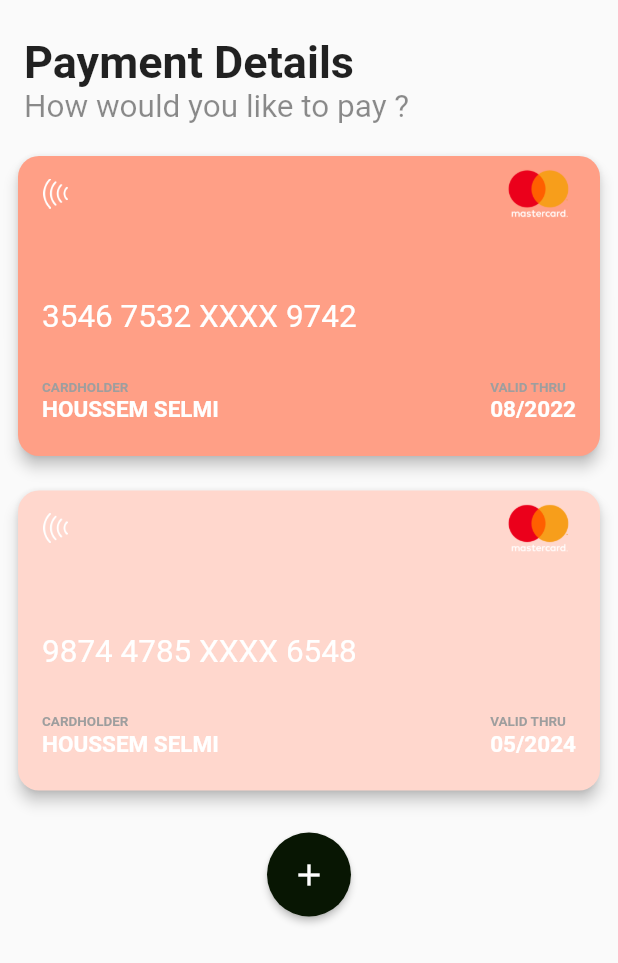
After one commit to Akib7/finance-mobile-app, a Flutter app: the CreditCardPageWithCreditCard screen opened directly, on a phone screen of 412 x 824 dp. The commit adds this screen. Shown: the top 963 px of the screen. Run offline on Flutter 3.47's test engine with Material 2 defaults, Android fonts, the phone set to English and light mode, and no system bars; our stand-ins replace cloud_firestore, firebase_auth, firebase_core, get, image_picker, persistent_bottom_nav_bar; accounts and stored records are empty; network calls fail; Roboto replaces fonts that are missing (CourrierPrime).

Commit message:
added the master card

```diff
--- /dev/null
+++ b/lib/screens/credit_card_page_with_creditcard.dart
@@ -0,0 +1,14 @@
+import 'package:flutter/material.dart';
+
+import '../widgets/credit_card_page.dart';
+
+class CreditCardPageWithCreditCard extends StatelessWidget {
+  const CreditCardPageWithCreditCard({Key? key}) : super(key: key);
+
+  @override
+  Widget build(BuildContext context) {
+    return Scaffold(
+      body: CreditCardsPage(),
+    );
+  }
+}
--- /dev/null
+++ b/lib/widgets/credit_card_page.dart
@@ -0,0 +1,169 @@
+import 'package:finance_mobile_app/widgets/constants.dart';
+import 'package:flutter/material.dart';
+
+class CreditCardsPage extends StatelessWidget {
+  const CreditCardsPage({Key? key}) : super(key: key);
+
+  @override
+  Widget build(BuildContext context) {
+    return ListView(
+      children: [
+        Container(
+          padding: const EdgeInsets.all(8.0),
+          child: Column(
+            crossAxisAlignment: CrossAxisAlignment.start,
+            children: <Widget>[
+              _buildTitleSection(
+                  title: "Payment Details",
+                  subTitle: "How would you like to pay ?"),
+              _buildCreditCard(
+                  color: login_color,
+                  cardExpiration: "08/2022",
+                  cardHolder: "HOUSSEM SELMI",
+                  cardNumber: "3546 7532 XXXX 9742"),
+              SizedBox(
+                height: 15,
+              ),
+              _buildCreditCard(
+                  color: signup_color,
+                  cardExpiration: "05/2024",
+                  cardHolder: "HOUSSEM SELMI",
+                  cardNumber: "9874 4785 XXXX 6548"),
+              _buildAddCardButton(
+                icon: const Icon(Icons.add),
+                color: const Color(0xFF081603),
+              )
+            ],
+          ),
+        ),
+      ],
+    );
+  }
+
+  // Build the title section
+  Column _buildTitleSection({@required title, @required subTitle}) {
+    return Column(
+      crossAxisAlignment: CrossAxisAlignment.start,
+      children: <Widget>[
+        Padding(
+          padding: const EdgeInsets.only(left: 8.0, top: 16.0),
+          child: Text(
+            '$title',
+            style: const TextStyle(fontSize: 30, fontWeight: FontWeight.bold),
+          ),
+        ),
+        Padding(
+          padding: const EdgeInsets.only(left: 8.0, bottom: 16.0),
+          child: Text(
+            '$subTitle',
+            style: const TextStyle(fontSize: 21, color: Colors.black45),
+          ),
+        )
+      ],
+    );
+  }
+
+  // Build the credit card widget
+  Card _buildCreditCard(
+      {required Color color,
+      required String cardNumber,
+      required String cardHolder,
+      required String cardExpiration}) {
+    return Card(
+      elevation: 4.0,
+      color: color,
+      shape: RoundedRectangleBorder(
+        borderRadius: BorderRadius.circular(14),
+      ),
+      child: Container(
+        height: 200,
+        padding: const EdgeInsets.only(left: 16.0, right: 16.0, bottom: 22.0),
+        child: Column(
+          crossAxisAlignment: CrossAxisAlignment.start,
+          mainAxisAlignment: MainAxisAlignment.spaceBetween,
+          children: <Widget>[
+            _buildLogosBlock(),
+            Padding(
+              padding: const EdgeInsets.only(top: 16.0),
+              child: Text(
+                cardNumber,
+                style: const TextStyle(
+                    color: Colors.white,
+                    fontSize: 21,
+                    fontFamily: 'CourrierPrime'),
+              ),
+            ),
+            Row(
+              mainAxisAlignment: MainAxisAlignment.spaceBetween,
+              children: <Widget>[
+                _buildDetailsBlock(
+                  label: 'CARDHOLDER',
+                  value: cardHolder,
+                ),
+                _buildDetailsBlock(label: 'VALID THRU', value: cardExpiration),
+              ],
+            ),
+          ],
+        ),
+      ),
+    );
+  }
+
+  // Build the top row containing logos
+  Row _buildLogosBlock() {
+    return Row(
+      mainAxisAlignment: MainAxisAlignment.spaceBetween,
+      children: <Widget>[
+        Image.asset(
+          "assets/wi.png",
+          height: 20,
+          width: 18,
+        ),
+        Image.asset(
+          "assets/master.png",
+          height: 50,
+          width: 50,
+        ),
+      ],
+    );
+  }
+
+// Build Column containing the cardholder and expiration information
+  Column _buildDetailsBlock({required String label, required String value}) {
+    return Column(
+      crossAxisAlignment: CrossAxisAlignment.start,
+      children: <Widget>[
+        Text(
+          label,
+          style: const TextStyle(
+              color: Colors.grey, fontSize: 9, fontWeight: FontWeight.bold),
+        ),
+        Text(
+          value,
+          style: const TextStyle(
+              color: Colors.white, fontSize: 15, fontWeight: FontWeight.bold),
+        )
+      ],
+    );
+  }
+
+// Build the FloatingActionButton
+  Container _buildAddCardButton({
+    required Icon icon,
+    required Color color,
+  }) {
+    return Container(
+      margin: const EdgeInsets.only(top: 24.0),
+      alignment: Alignment.center,
+      child: FloatingActionButton(
+        elevation: 2.0,
+        onPressed: () {
+          print("Add a credit card");
+        },
+        backgroundColor: color,
+        mini: false,
+        child: icon,
+      ),
+    );
+  }
+}
--- a/lib/widgets/grabImages.dart
+++ b/lib/widgets/grabImages.dart
@@ -4,7 +4,10 @@ import 'package:finance_mobile_app/widgets/constants.dart';
 import 'package:finance_mobile_app/widgets/get_items.dart';
 import 'package:flutter/cupertino.dart';
 import 'package:flutter/material.dart';
+import 'package:get/get.dart';
 
+import '../screens/credit_card_page_with_creditcard.dart';
+import 'credit_card_page.dart';
 import 'UserProfileWidgets/user_profile_widget.dart';
 import 'get_items.dart';
 
@@ -12,7 +15,7 @@ class GrabImages extends StatelessWidget {
   final user = UserPreference.myUser;
 
   // final imagePiece = ProfileWidget.
-   GrabImages({Key? key}) : super(key: key);
+  GrabImages({Key? key}) : super(key: key);
 
   @override
   Widget build(BuildContext context) {
@@ -92,7 +95,9 @@ class GrabImages extends StatelessWidget {
           ),
         ),
         GestureDetector(
-          onTap: () {},
+          onTap: () {
+            Get.to(() => const CreditCardPageWithCreditCard());
+          },
           child: Padding(
             padding: const EdgeInsets.symmetric(
                 vertical: defaultPadding * 29.5, horizontal: 22),
--- a/lib/widgets/my_menu.dart
+++ b/lib/widgets/my_menu.dart
@@ -7,7 +7,7 @@ import 'package:provider/provider.dart';
 import '../providers/user_provider.dart';
 
 class MyMainMenu extends StatefulWidget {
-  MyMainMenu({
+  const MyMainMenu({
     Key? key,
   }) : super(key: key);
 
@@ -17,7 +17,6 @@ class MyMainMenu extends StatefulWidget {
 
 class _MyMainMenuState extends State<MyMainMenu> {
   @override
-  @override
   void initState() {
     UserProvider userProvider = Provider.of(context, listen: false);
     userProvider.getUserData();
@@ -25,6 +24,7 @@ class _MyMainMenuState extends State<MyMainMenu> {
     super.initState();
   }
 
+  @override
   Widget build(BuildContext context) {
     UserProvider userProvider = Provider.of(context);
     userProvider.getUserData();
```
Also changed, not shown: assets/master.png (added), assets/wi.png (added).
